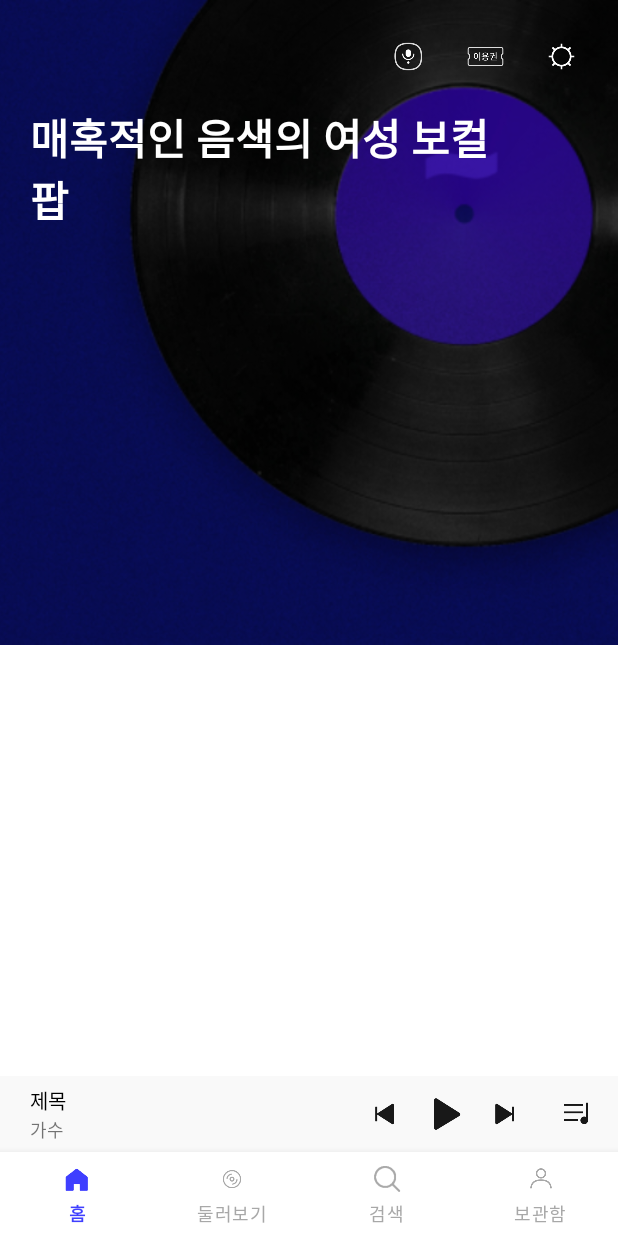
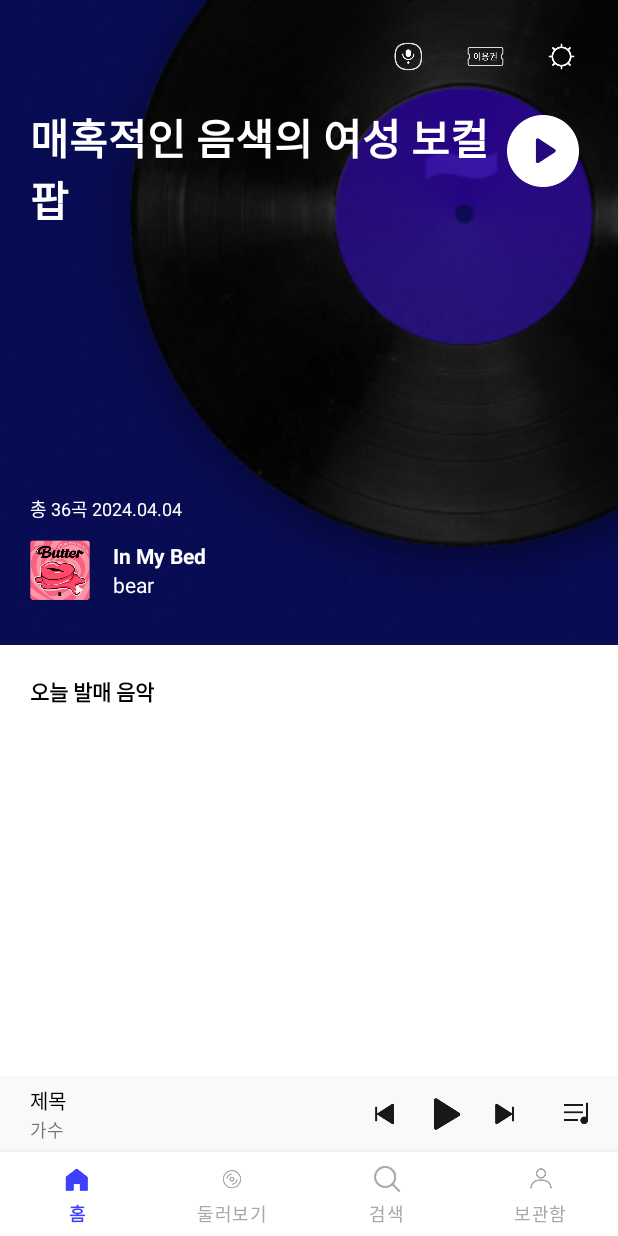
Before and after one commit to UMC-STUDY-AOS/Marill, an Android app: the screen it shows after launch (MainActivity), on a phone screen of 412 x 824 dp. Run offline under Robolectric (Android 15) with nearby library versions, the phone set to English and light mode, and no system bars.

Commit message:
홈 화면 레이아웃

```diff
--- a/MyApplication/udemy_android_template_bottomnavi/app/src/main/res/layout/fragment_home.xml
+++ b/MyApplication/udemy_android_template_bottomnavi/app/src/main/res/layout/fragment_home.xml
@@ -66,6 +66,118 @@
             app:layout_constraintStart_toStartOf="parent"
             app:layout_constraintTop_toBottomOf="@id/home_pannel_btn_nugu_iv"
             />
+
+        <ImageView
+            android:id="@+id/home_pannel_btn_play_iv"
+            android:layout_width="60dp"
+            android:layout_height="60dp"
+            android:src="@drawable/btn_panel_play_large"
+            android:layout_marginTop="15dp"
+            android:layout_marginEnd="20dp"
+            app:layout_constraintEnd_toEndOf="parent"
+            app:layout_constraintTop_toBottomOf="@id/home_pannel_btn_nugu_iv"
+            />
+
+        <TextView
+            android:id="@+id/home_pannel_album_info_tv"
+            android:layout_width="wrap_content"
+            android:layout_height="wrap_content"
+            android:text="총 36곡 2024.04.04"
+            android:textColor="@color/white"
+            android:textSize="12sp"
+            android:layout_marginStart="20dp"
+            android:layout_marginBottom="12dp"
+            app:layout_constraintBottom_toTopOf="@id/home_pannel_album_img_iv"
+            app:layout_constraintStart_toStartOf="parent"
+            />
+
+        <ImageView
+            android:id="@+id/home_pannel_album_img_iv"
+            android:layout_width="40dp"
+            android:layout_height="40dp"
+            android:src="@drawable/img_album_exp"
+            android:layout_marginStart="20dp"
+            android:layout_marginBottom="30dp"
+            app:layout_constraintStart_toStartOf="parent"
+            app:layout_constraintBottom_toBottomOf="@id/home_pannel_background_iv"
+            />
+
+        <TextView
+            android:id="@+id/home_pannel_album_title_tv"
+            android:layout_width="wrap_content"
+            android:layout_height="wrap_content"
+            android:text="In My Bed"
+            android:textColor="@color/white"
+            android:textStyle="bold"
+            android:layout_marginStart="15dp"
+            app:layout_constraintBottom_toTopOf="@id/home_pannel_album_singer_tv"
+            app:layout_constraintStart_toEndOf="@id/home_pannel_album_img_iv"
+            app:layout_constraintTop_toTopOf="@id/home_pannel_album_img_iv"
+            />
+
+        <TextView
+            android:id="@+id/home_pannel_album_singer_tv"
+            android:layout_width="wrap_content"
+            android:layout_height="wrap_content"
+            android:text="bear"
+            android:textColor="@color/white"
+            android:layout_marginStart="15dp"
+            app:layout_constraintTop_toBottomOf="@id/home_pannel_album_title_tv"
+            app:layout_constraintStart_toEndOf="@id/home_pannel_album_img_iv"
+            app:layout_constraintBottom_toBottomOf="@id/home_pannel_album_img_iv"
+            />
+
+        <TextView
+            android:id="@+id/home_pannel_today_release_tv"
+            android:layout_width="wrap_content"
+            android:layout_height="wrap_content"
+            android:text="오늘 발매 음악"
+            android:textColor="@color/black"
+            android:textStyle="bold"
+            android:layout_marginStart="20dp"
+            android:layout_marginTop="20dp"
+            app:layout_constraintStart_toStartOf="parent"
+            app:layout_constraintTop_toBottomOf="@+id/home_pannel_background_iv"
+            />
+
+<!--        <TextView
+            android:id="@+id/home_pannel_today_release_tv"
+            android:layout_width="wrap_content"
+            android:layout_height="wrap_content"
+            android:text="오늘 발매 음악"
+            android:textColor="@color/black"
+            android:textStyle="bold"
+            android:layout_marginStart="20dp"
+            android:layout_marginTop="20dp"
+            app:layout_constraintStart_toStartOf="parent"
+            app:layout_constraintTop_toBottomOf="@+id/home_pannel_background_iv"
+            />
+
+        <TextView
+            android:id="@+id/home_pannel_today_release_tv"
+            android:layout_width="wrap_content"
+            android:layout_height="wrap_content"
+            android:text="오늘 발매 음악"
+            android:textColor="@color/black"
+            android:textStyle="bold"
+            android:layout_marginStart="20dp"
+            android:layout_marginTop="20dp"
+            app:layout_constraintStart_toStartOf="parent"
+            app:layout_constraintTop_toBottomOf="@+id/home_pannel_background_iv"
+            />
+
+        <TextView
+            android:id="@+id/home_pannel_today_release_tv"
+            android:layout_width="wrap_content"
+            android:layout_height="wrap_content"
+            android:text="오늘 발매 음악"
+            android:textColor="@color/black"
+            android:textStyle="bold"
+            android:layout_marginStart="20dp"
+            android:layout_marginTop="20dp"
+            app:layout_constraintStart_toStartOf="parent"
+            app:layout_constraintTop_toBottomOf="@+id/home_pannel_background_iv"
+            />-->
     </androidx.constraintlayout.widget.ConstraintLayout>
 
 </ScrollView>
```
